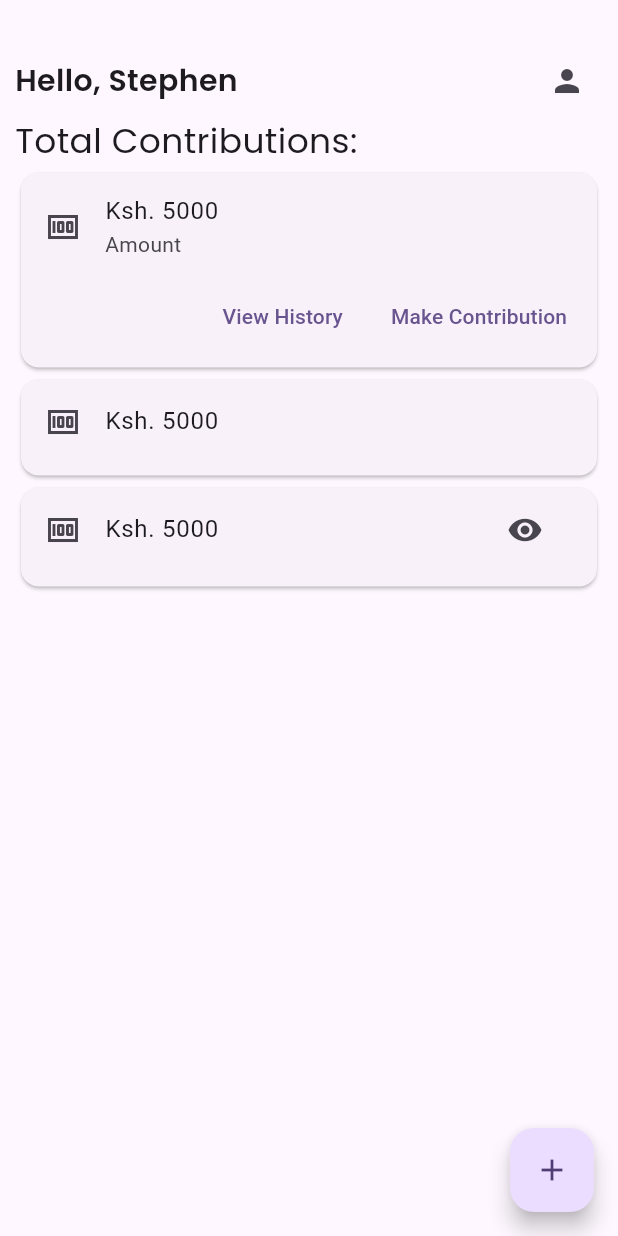
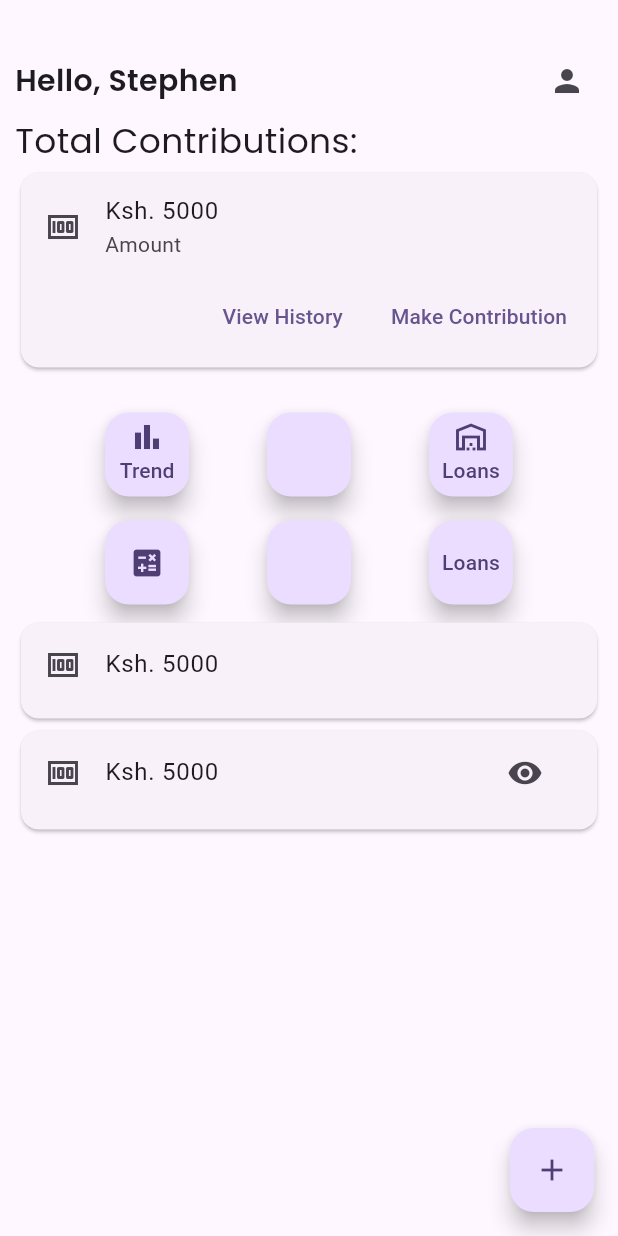
Before and after one commit to stevenjoro098/Sacco-Flutter-App, a Flutter app: the screen it shows after launch, on a phone screen of 412 x 824 dp. Run offline on Flutter 3.47's test engine with Material 3 defaults, Android fonts, the light colour scheme and no system bars.

Commit message:
Loans page, list contributions

```diff
--- /dev/null
+++ b/lib/loans.dart
@@ -0,0 +1,20 @@
+import 'package:flutter/material.dart';
+
+class Loans extends StatefulWidget {
+  const Loans({super.key});
+
+  @override
+  State<Loans> createState() => _LoansState();
+}
+
+class _LoansState extends State<Loans> {
+  @override
+  Widget build(BuildContext context) {
+    return Scaffold(
+      appBar: AppBar(
+        title: Text('Loans', style: TextStyle(fontFamily: 'poppins'),),
+      ),
+
+    );
+  }
+}
--- a/lib/main.dart
+++ b/lib/main.dart
@@ -3,6 +3,7 @@
 import 'register.dart';
 import 'make_contribution.dart';
 import 'view_history.dart';
+import 'loans.dart';
 
 void main() {
   runApp(const MyApp());
@@ -108,74 +109,74 @@
                 ],
               ),
             ),
-            //   Row(
-            //     mainAxisAlignment: MainAxisAlignment.start,
-            //     children: [
-            //       Text('Recent Transactions:',
-            //         style: TextStyle(
-            //             fontFamily: "Poppins",
-            //             fontSize: 18
-            //         ),
-            //       ),
-            //       Card(
-            //         child: Column(
-            //           mainAxisSize: MainAxisSize.min,
-            //           children: [
-            //             const ListTile(
-            //               leading: Icon(Icons.money_outlined),
-            //               title: Text("Ksh. 5000"),
-            //               subtitle: Text("Amount"),
-            //             ),
-            //             Row(
-            //               mainAxisAlignment: MainAxisAlignment.end,
-            //               children: <Widget>[
-            //                 TextButton(
-            //                   child: const Text('View History'),
-            //                   onPressed:(){},
-            //                 ),
-            //                 const SizedBox(width: 8),
-            //                 TextButton(
-            //                   child: const Text('Make Contribution'),
-            //                   onPressed: () {},
-            //                 ),
-            //                 const SizedBox(width: 8),
-            //               ],
-            //             ),
-            //             SizedBox(height: 10,)
-            //           ],
-            //         ),
-            //       ),
-            //       Card(
-            //         child: Column(
-            //           mainAxisSize: MainAxisSize.min,
-            //           children: [
-            //             const ListTile(
-            //               leading: Icon(Icons.money_outlined),
-            //               title: Text("Ksh. 5000"),
-            //               subtitle: Text("Amount"),
-            //             ),
-            //             Row(
-            //               mainAxisAlignment: MainAxisAlignment.end,
-            //               children: <Widget>[
-            //                 TextButton(
-            //                   child: const Text('View History'),
-            //                   onPressed:(){},
-            //                 ),
-            //                 const SizedBox(width: 8),
-            //                 TextButton(
-            //                   child: const Text('Make Contribution'),
-            //                   onPressed: () {},
-            //                 ),
-            //                 const SizedBox(width: 8),
-            //               ],
-            //             ),
-            //             SizedBox(height: 10,)
-            //           ],
-            //         ),
-            //       ),
-            //     ],
-            // ),
-            const Card(
+            SizedBox(height: 18,),
+            Padding(
+              padding: const EdgeInsets.all(8.0),
+              child: Row(
+                //mainAxisSize: MainAxisSize.min,
+                mainAxisAlignment: MainAxisAlignment.spaceEvenly,
+                children: [
+                  FloatingActionButton(
+                    onPressed:(){
+
+                    },
+                    child: Padding(
+                      padding: const EdgeInsets.all(4.5),
+                      child: Column(
+                        children: [
+                          Icon(Icons.bar_chart),
+                          Text('Trend')
+                        ],
+                      ),
+                    ),
+                  ),
+                    FloatingActionButton(
+                      onPressed:(){
+                        print('less');
+                      } ,
+                      child: Text(''),
+                    ),
+                  FloatingActionButton(
+                    onPressed:(){
+                      Navigator.push(context,
+                          MaterialPageRoute(builder: (context) => const Loans()));
+
+                    } ,
+                    child: Padding(
+                      padding: EdgeInsets.all(4.5),
+                      child: Column(
+                        children: [
+                          Icon(Icons.warehouse_outlined),
+                          Text('Loans')
+                        ],
+                      ),
+                    ),
+                  )
+                ],
+              ),
+            ),
+            Padding(
+              padding: const EdgeInsets.all(8.0),
+              child: Row(
+                //mainAxisSize: MainAxisSize.min,
+                mainAxisAlignment: MainAxisAlignment.spaceEvenly,
+                children: [
+                  FloatingActionButton(
+                    onPressed:(){} ,
+                    child: Icon(Icons.calculate),
+                  ),
+                  FloatingActionButton(
+                    onPressed:(){} ,
+                    child: Text(''),
+                  ),
+                  FloatingActionButton(
+                    onPressed:(){} ,
+                    child: Text('Loans'),
+                  )
+                ],
+              ),
+            ),
+            Card(
               child: Column(
                 mainAxisSize: MainAxisSize.min,
                 children: [
@@ -210,11 +211,10 @@
           ],
         ),
       ),
-      floatingActionButton: FloatingActionButton(
+      floatingActionButton:FloatingActionButton(
         onPressed: (){
           Navigator.push(context,
             MaterialPageRoute(builder: (context) => const Register()));
-
         },
         tooltip: 'Increment',
         child: const Icon(Icons.add),
```
Also changed, not shown: lib/register.dart (+17 -12 lines), lib/view_history.dart (+55 -1 lines).
